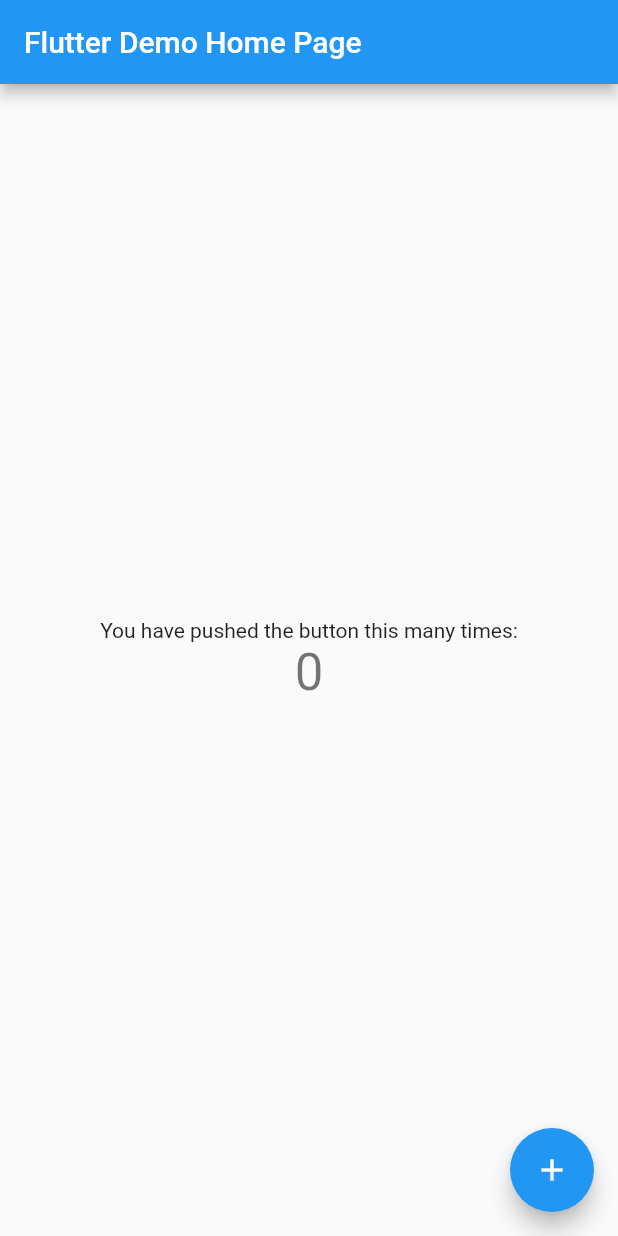
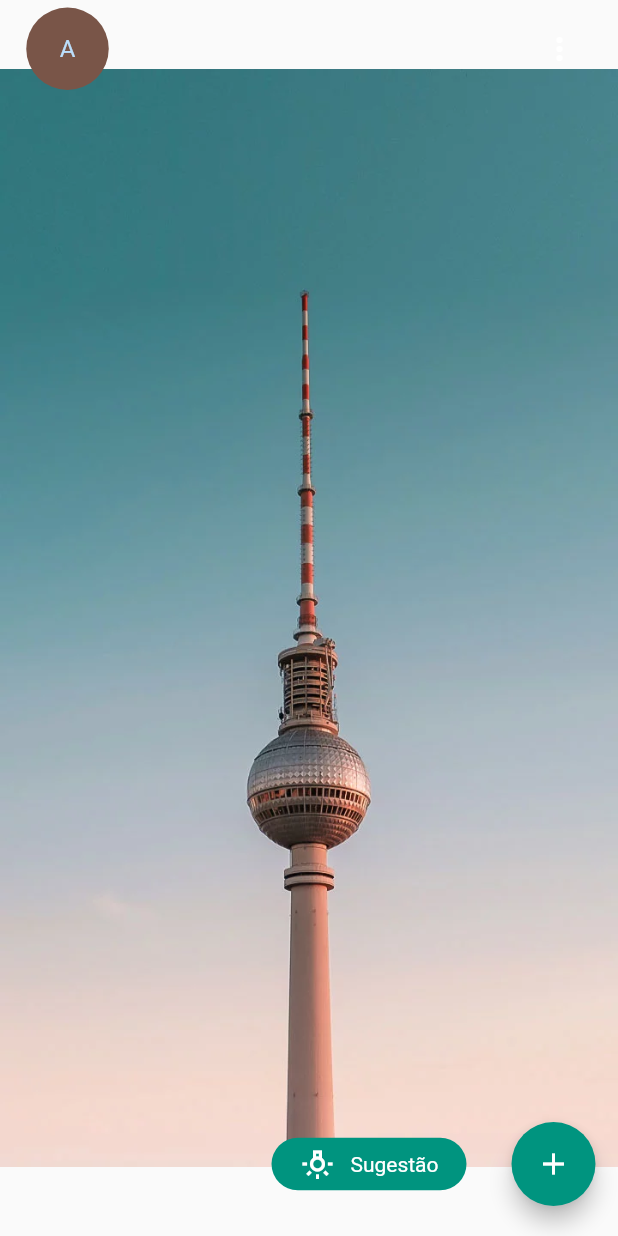
Before and after one commit to fariosofernando/Manju, a Flutter app: the screen it shows after launch, on a phone screen of 412 x 824 dp. Run offline on Flutter 3.47's test engine with Material 2 defaults, Android fonts, the phone set to English and light mode, and no system bars.

Commit message:
Annotation screen finished. (Design)

```diff
--- /dev/null
+++ b/lib/colors/colors.colors.asset.dart
@@ -0,0 +1,5 @@
+import 'package:flutter/material.dart';
+
+const Color manjuPrimaryColor = Color.fromRGBO(0, 148, 127, 1);
+const Color manjuPrimaryWhiteColor = Color.fromRGBO(255, 255, 255, 1);
+const Color manjuSecundaryColor = Colors.brown;
--- a/lib/main.dart
+++ b/lib/main.dart
@@ -1,115 +1,24 @@
 import 'package:flutter/material.dart';
+import 'package:manju/views/home.view.dart';
 
 void main() {
-  runApp(const MyApp());
+  runApp(const ManjuApp());
 }
 
-class MyApp extends StatelessWidget {
-  const MyApp({Key? key}) : super(key: key);
+class ManjuApp extends StatefulWidget {
+  const ManjuApp({Key? key}) : super(key: key);
 
-  // This widget is the root of your application.
+  @override
+  _ManjuAppState createState() => _ManjuAppState();
+}
+
+class _ManjuAppState extends State<ManjuApp> {
   @override
   Widget build(BuildContext context) {
     return MaterialApp(
-      title: 'Flutter Demo',
-      theme: ThemeData(
-        // This is the theme of your application.
-        //
-        // Try running your application with "flutter run". You'll see the
-        // application has a blue toolbar. Then, without quitting the app, try
-        // changing the primarySwatch below to Colors.green and then invoke
-        // "hot reload" (press "r" in the console where you ran "flutter run",
-        // or simply save your changes to "hot reload" in a Flutter IDE).
-        // Notice that the counter didn't reset back to zero; the application
-        // is not restarted.
-        primarySwatch: Colors.blue,
-      ),
-      home: const MyHomePage(title: 'Flutter Demo Home Page'),
+      debugShowCheckedModeBanner: false,
+      initialRoute: '/home',
+      routes: {'/home': (context) => Home()},
     );
   }
 }
-
-class MyHomePage extends StatefulWidget {
-  const MyHomePage({Key? key, required this.title}) : super(key: key);
-
-  // This widget is the home page of your application. It is stateful, meaning
-  // that it has a State object (defined below) that contains fields that affect
-  // how it looks.
-
-  // This class is the configuration for the state. It holds the values (in this
-  // case the title) provided by the parent (in this case the App widget) and
-  // used by the build method of the State. Fields in a Widget subclass are
-  // always marked "final".
-
-  final String title;
-
-  @override
-  State<MyHomePage> createState() => _MyHomePageState();
-}
-
-class _MyHomePageState extends State<MyHomePage> {
-  int _counter = 0;
-
-  void _incrementCounter() {
-    setState(() {
-      // This call to setState tells the Flutter framework that something has
-      // changed in this State, which causes it to rerun the build method below
-      // so that the display can reflect the updated values. If we changed
-      // _counter without calling setState(), then the build method would not be
-      // called again, and so nothing would appear to happen.
-      _counter++;
-    });
-  }
-
-  @override
-  Widget build(BuildContext context) {
-    // This method is rerun every time setState is called, for instance as done
-    // by the _incrementCounter method above.
-    //
-    // The Flutter framework has been optimized to make rerunning build methods
-    // fast, so that you can just rebuild anything that needs updating rather
-    // than having to individually change instances of widgets.
-    return Scaffold(
-      appBar: AppBar(
-        // Here we take the value from the MyHomePage object that was created by
-        // the App.build method, and use it to set our appbar title.
-        title: Text(widget.title),
-      ),
-      body: Center(
-        // Center is a layout widget. It takes a single child and positions it
-        // in the middle of the parent.
-        child: Column(
-          // Column is also a layout widget. It takes a list of children and
-          // arranges them vertically. By default, it sizes itself to fit its
-          // children horizontally, and tries to be as tall as its parent.
-          //
-          // Invoke "debug painting" (press "p" in the console, choose the
-          // "Toggle Debug Paint" action from the Flutter Inspector in Android
-          // Studio, or the "Toggle Debug Paint" command in Visual Studio Code)
-          // to see the wireframe for each widget.
-          //
-          // Column has various properties to control how it sizes itself and
-          // how it positions its children. Here we use mainAxisAlignment to
-          // center the children vertically; the main axis here is the vertical
-          // axis because Columns are vertical (the cross axis would be
-          // horizontal).
-          mainAxisAlignment: MainAxisAlignment.center,
-          children: <Widget>[
-            const Text(
-              'You have pushed the button this many times:',
-            ),
-            Text(
-              '$_counter',
-              style: Theme.of(context).textTheme.headline4,
-            ),
-          ],
-        ),
-      ),
-      floatingActionButton: FloatingActionButton(
-        onPressed: _incrementCounter,
-        tooltip: 'Increment',
-        child: const Icon(Icons.add),
-      ), // This trailing comma makes auto-formatting nicer for build methods.
-    );
-  }
-}
--- /dev/null
+++ b/lib/views/home.view.dart
@@ -0,0 +1,105 @@
+import 'package:flutter/material.dart';
+import 'package:manju/colors/colors.colors.asset.dart';
+
+class Home extends StatefulWidget {
+  const Home({Key? key}) : super(key: key);
+
+  @override
+  _HomeState createState() => _HomeState();
+}
+
+class _HomeState extends State<Home> {
+  var file = 'assets/photo_tv_tower.webp';
+
+  @override
+  Widget build(BuildContext context) {
+    return Scaffold(
+      body: Row(
+        children: [
+          Expanded(
+            child: Stack(
+              children: [
+                Positioned.fill(
+                  child: Image.asset(file),
+                ),
+                SafeArea(
+                  child: Container(
+                    padding: const EdgeInsets.only(
+                        top: 5, left: 15, right: 15, bottom: 20),
+                    child: Column(
+                      mainAxisAlignment: MainAxisAlignment.spaceBetween,
+                      children: [
+                        Container(
+                          child: Row(
+                            mainAxisAlignment: MainAxisAlignment.spaceBetween,
+                            children: [
+                              const CircleAvatar(
+                                radius: 30,
+                                backgroundColor: manjuSecundaryColor,
+                                child: Text('A'),
+                              ),
+                              IconButton(
+                                onPressed: () => {},
+                                icon: const Icon(
+                                  Icons.more_vert_rounded,
+                                  color: Colors.white,
+                                ),
+                              ),
+                            ],
+                          ),
+                          height: 55,
+                          width: double.infinity,
+                        ),
+                        Row(
+                          mainAxisAlignment: MainAxisAlignment.end,
+                          children: [
+                            Container(
+                              decoration: const BoxDecoration(
+                                color: manjuPrimaryColor,
+                                borderRadius:
+                                    BorderRadius.all(Radius.circular(18)),
+                              ),
+                              height: 35,
+                              width: 130,
+                              child: Row(
+                                mainAxisAlignment: MainAxisAlignment.center,
+                                children: const [
+                                  Icon(
+                                    Icons.tungsten_outlined,
+                                    color: manjuPrimaryWhiteColor,
+                                  ),
+                                  SizedBox(
+                                    width: 10,
+                                  ),
+                                  Text(
+                                    'Sugestão',
+                                    style: TextStyle(
+                                        color: manjuPrimaryWhiteColor),
+                                  ),
+                                ],
+                              ),
+                            ),
+                            const SizedBox(
+                              width: 30,
+                            ),
+                            FloatingActionButton(
+                              onPressed: () => {},
+                              backgroundColor: manjuPrimaryColor,
+                              child: const Icon(
+                                Icons.add_outlined,
+                              ),
+                            ),
+                          ],
+                        ),
+                      ],
+                    ),
+                  ),
+                )
+              ],
+            ),
+          ),
+        ],
+      ),
+    );
+  }
+}
```
Also changed, not shown: pubspec.yaml (+44 -42 lines), assets/photo_beach.webp (added), assets/photo_desert.webp (added), assets/photo_fern.webp (added), assets/photo_field.webp (added), assets/photo_gradient.webp (added), assets/photo_lighthouse.webp (added), assets/photo_safari.webp (added), assets/photo_sea.webp (added), assets/photo_tv_tower.webp (added), pubspec.lock, 2 other files.
